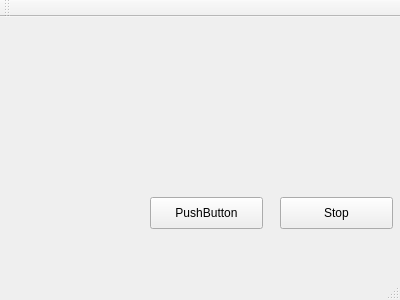
Before: the Qt Designer form multimedia/mainwindow.ui in weinkym/src_miao, drawn with Qt 5.
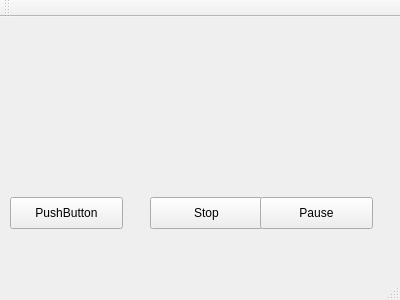
After: the same form once the commit is applied.

What changed in the file:
```diff
--- a/multimedia/mainwindow.ui
+++ b/multimedia/mainwindow.ui
@@ -17,7 +17,7 @@
    <widget class="QPushButton" name="pushButton">
     <property name="geometry">
      <rect>
-      <x>150</x>
+      <x>10</x>
       <y>180</y>
       <width>113</width>
       <height>32</height>
@@ -30,7 +30,7 @@
    <widget class="QPushButton" name="pushButton_2">
     <property name="geometry">
      <rect>
-      <x>280</x>
+      <x>150</x>
       <y>180</y>
       <width>113</width>
       <height>32</height>
@@ -40,6 +40,19 @@
      <string>Stop</string>
     </property>
    </widget>
+   <widget class="QPushButton" name="pushButton_3">
+    <property name="geometry">
+     <rect>
+      <x>260</x>
+      <y>180</y>
+      <width>113</width>
+      <height>32</height>
+     </rect>
+    </property>
+    <property name="text">
+     <string>Pause</string>
+    </property>
+   </widget>
   </widget>
   <widget class="QMenuBar" name="menuBar">
    <property name="geometry">
```
